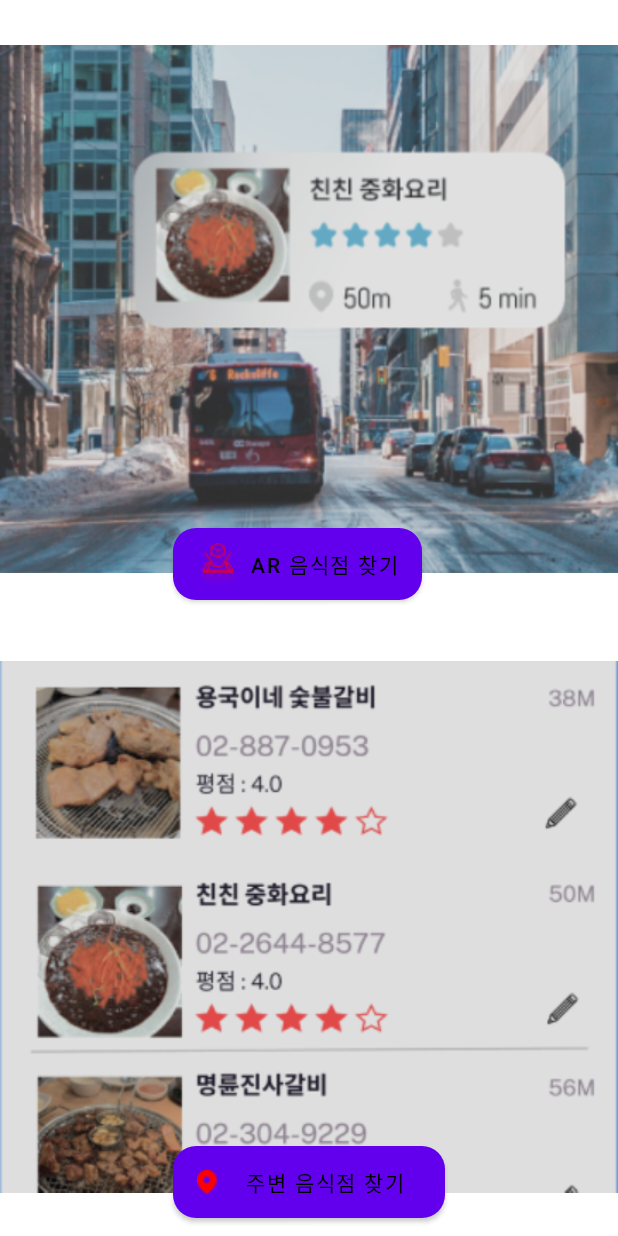
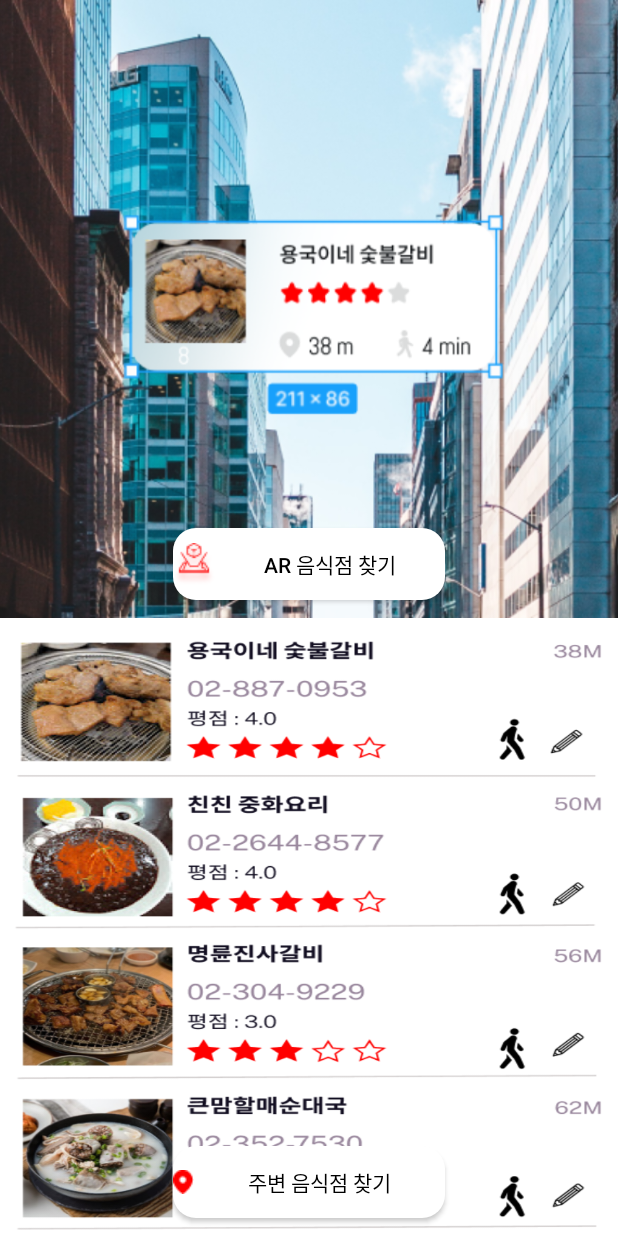
Before and after one commit to gmlwnsWkdWkdaos/ARFood, an Android app: the screen it shows after launch (MainActivity), on a phone screen of 412 x 824 dp. Run offline under Robolectric (Android 15) with nearby library versions, the phone set to English and light mode, and no system bars.

Commit message:
btn color, fragment add,

```diff
--- a/ARfood/app/src/main/java/com/example/arfood/MainActivity.kt
+++ b/ARfood/app/src/main/java/com/example/arfood/MainActivity.kt
@@ -3,12 +3,14 @@ package com.example.arfood
 import android.annotation.SuppressLint
 import android.app.Activity
 import android.content.Intent
+import android.media.Image
 import androidx.appcompat.app.AppCompatActivity
 import android.os.Bundle
 import android.view.View
 import android.widget.Button
 import android.widget.Toast
 import android.view.MenuItem
+import android.widget.ImageView
 import kotlinx.android.synthetic.main.activity_main.*
 
 class MainActivity : AppCompatActivity() {
@@ -20,16 +22,33 @@ class MainActivity : AppCompatActivity() {
         setContentView(R.layout.activity_main)
 
         val arbtn : Button = findViewById(R.id.arfind_btn)
+        val arimgview : ImageView = findViewById(R.id.ar_imgview)
         val storebtn : Button = findViewById(R.id.storefind_btn)
+        val storeimgview : ImageView = findViewById(R.id.store_imgview)
 
-        //ar버튼 눌렀을때 액티비티 전환
+
+        //ar 눌렀을때 액티비티 전환
         arbtn.setOnClickListener(object : View.OnClickListener{
             override fun onClick(v: View?) {
                 val nextintent = Intent(this@MainActivity, ARActivity::class.java)
                 startActivity(nextintent)
             }
         })
+        arimgview.setOnClickListener(object : View.OnClickListener{
+            override fun onClick(v: View?) {
+                val nextintent = Intent(this@MainActivity, ARActivity::class.java)
+                startActivity(nextintent)
+            }
+        })
+
+        //store 눌렀을때 액티비티 전환
         storebtn.setOnClickListener(object : View.OnClickListener{
+            override fun onClick(v: View?) {
+                val nextintent = Intent(this@MainActivity, SearchActivity::class.java)
+                startActivity(nextintent)
+            }
+        })
+        store_imgview.setOnClickListener(object : View.OnClickListener{
             override fun onClick(v: View?) {
                 val nextintent = Intent(this@MainActivity, SearchActivity::class.java)
                 startActivity(nextintent)
--- a/ARfood/app/src/main/res/layout/activity_main.xml
+++ b/ARfood/app/src/main/res/layout/activity_main.xml
@@ -11,8 +11,10 @@
         android:layout_weight="1">
 
         <ImageView
+            android:id="@+id/ar_imgview"
             android:layout_width="match_parent"
             android:layout_height="match_parent"
+            android:scaleType="centerCrop"
             android:src="@drawable/ar_img">
 
         </ImageView>
@@ -22,6 +24,8 @@
             android:layout_width="wrap_content"
             android:layout_height="wrap_content"
             android:layout_alignParentBottom="true"
+            android:layout_alignParentLeft="true"
+            android:layout_alignParentRight="true"
             android:layout_marginLeft="115dp"
             android:layout_marginRight="115dp"
             android:layout_marginBottom="12dp"
@@ -40,8 +44,10 @@
         android:layout_weight="1">
 
         <ImageView
+            android:id="@+id/store_imgview"
             android:layout_width="match_parent"
             android:layout_height="match_parent"
+            android:scaleType="fitXY"
             android:src="@drawable/store_img">
         </ImageView>
 
--- a/ARfood/app/src/main/res/layout/activity_store.xml
+++ b/ARfood/app/src/main/res/layout/activity_store.xml
@@ -23,7 +23,9 @@
             app:layout_constraintEnd_toEndOf="parent"
             app:layout_constraintStart_toStartOf="parent"
             app:layout_constraintTop_toTopOf="parent"
-            app:layout_constraintVertical_chainStyle="spread_inside" />
+            app:layout_constraintVertical_chainStyle="spread_inside"
+            app:queryHint ="음식점 이름"
+            />
 
         <androidx.recyclerview.widget.RecyclerView
             android:id="@+id/search_content_view"
--- a/ARfood/app/src/main/res/layout/fragment_reviewcheck.xml
+++ b/ARfood/app/src/main/res/layout/fragment_reviewcheck.xml
@@ -45,6 +45,7 @@
             android:layout_alignParentBottom="true"
             android:layout_marginBottom="5dp"
             android:text="리뷰 남기기"
+            android:textColor="@color/white"
             android:textSize="20sp"
             app:layout_constraintBottom_toBottomOf="parent"
             app:layout_constraintEnd_toEndOf="parent"
--- a/ARfood/app/src/main/res/layout/fragment_reviewwrite.xml
+++ b/ARfood/app/src/main/res/layout/fragment_reviewwrite.xml
@@ -93,6 +93,7 @@
         android:layout_alignParentBottom="true"
         android:layout_marginBottom="5dp"
         android:text="등록 완료"
+        android:textColor="@color/white"
         android:textSize="20sp"
         app:layout_constraintBottom_toBottomOf="parent"
         app:layout_constraintEnd_toEndOf="parent"
--- a/ARfood/app/src/main/res/values/themes.xml
+++ b/ARfood/app/src/main/res/values/themes.xml
@@ -1,6 +1,6 @@
 <resources xmlns:tools="http://schemas.android.com/tools">
     <!-- Base application theme. -->
-    <style name="Theme.ARfood" parent="Theme.MaterialComponents.DayNight.NoActionBar">
+    <style name="Theme.ARfood" parent="Theme.AppCompat.Light.NoActionBar">
         <!-- Primary brand color. -->
         <item name="colorPrimary">@color/purple_500</item>
         <item name="colorPrimaryVariant">@color/purple_700</item>
```
Also changed, not shown: ARfood/app/src/main/res/layout/fragment_storeinformation.xml (added, +11 -0 lines), ARfood/app/src/main/res/drawable/ar_img.png, ARfood/app/src/main/res/drawable/store_img.png, 1 other file.
